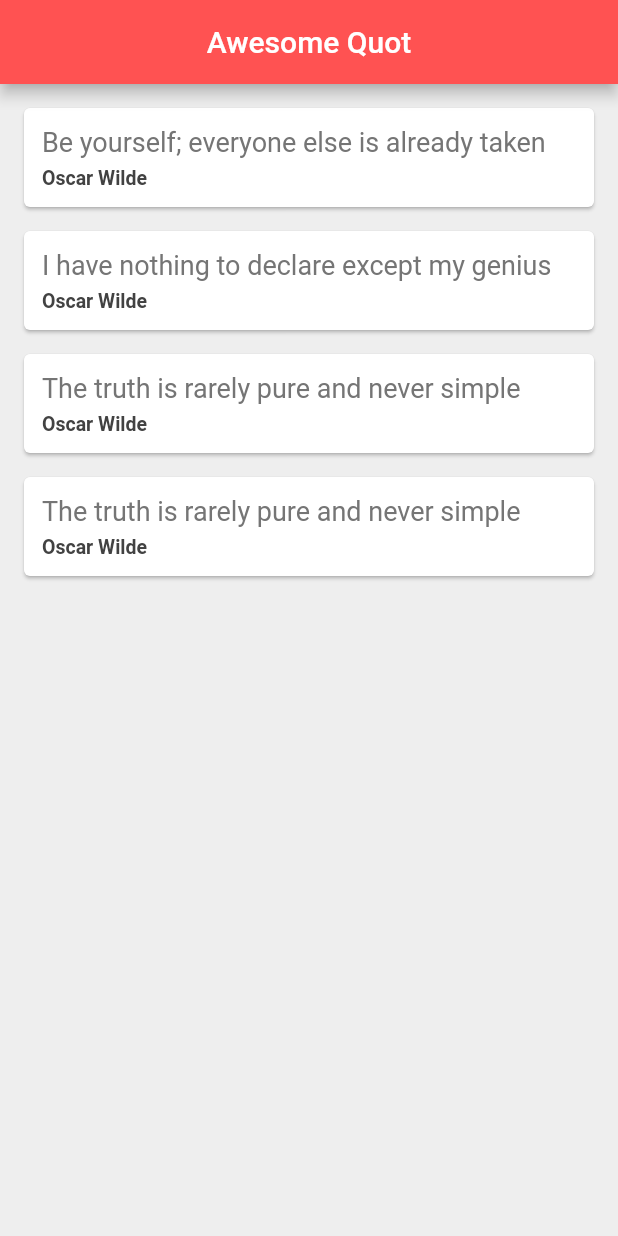
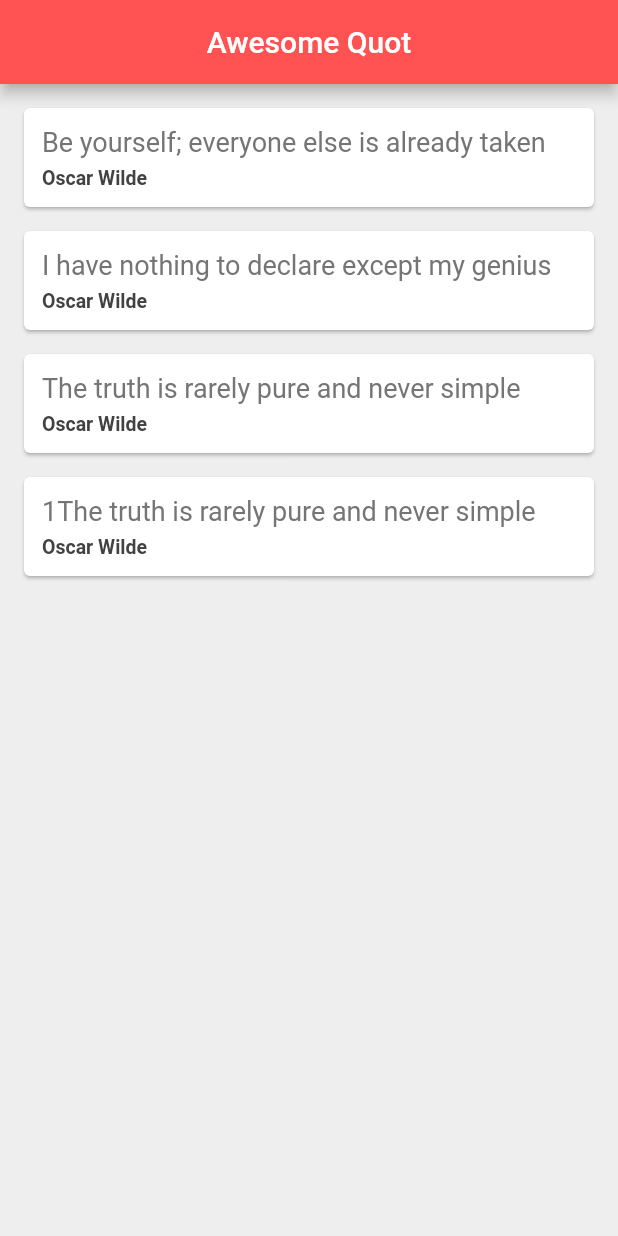
Before and after one commit to Naxalov/quotes, a Flutter app: the screen it shows after launch, on a phone screen of 412 x 824 dp. Run offline on Flutter 3.47's test engine with Material 2 defaults, Android fonts, the phone set to English and light mode, and no system bars.

```diff
--- a/lib/main.dart
+++ b/lib/main.dart
@@ -1,5 +1,6 @@
 import 'package:flutter/material.dart';
 import 'package:quotes_app/quote.dart';
+import 'package:quotes_app/quote_card.dart';
 
 void main() => runApp(MaterialApp(
       home: QuoteList(),
@@ -23,38 +24,11 @@ class _QuoteListState extends State<QuoteList> {
         text: 'The truth is rarely pure and never simple'),
     Quote(
         author: 'Oscar Wilde',
-        text: 'The truth is rarely pure and never simple')
+        text: '1The truth is rarely pure and never simple')
   ];
 
   Widget quoteTemplate(Quote quote) {
-    return Card(
-      margin: EdgeInsets.fromLTRB(16.0, 16.0, 16.0, 0),
-      child: Padding(
-        padding: EdgeInsets.all(12.0),
-        child: Column(
-          crossAxisAlignment: CrossAxisAlignment.stretch,
-          children: <Widget>[
-            Text(
-              quote.text,
-              style: TextStyle(
-                fontSize: 18.0,
-                color: Colors.grey[600],
-              ),
-            ),
-            SizedBox(
-              height: 6.0,
-            ),
-            Text(
-              quote.author,
-              style: TextStyle(
-                  fontSize: 13.0,
-                  color: Colors.grey[800],
-                  fontWeight: FontWeight.bold),
-            )
-          ],
-        ),
-      ),
-    );
+//    return
   }
 
   @override
@@ -67,7 +41,8 @@ class _QuoteListState extends State<QuoteList> {
         backgroundColor: Colors.redAccent,
       ),
       body: Column(
-          children: quotes.map((quote) => quoteTemplate(quote)).toList()),
+        children: quotes.map((quote) => QuoteCard(quote: quote)).toList(),
+      ),
     );
   }
 }
--- /dev/null
+++ b/lib/quote_card.dart
@@ -0,0 +1,40 @@
+import 'package:flutter/material.dart';
+import 'package:quotes_app/quote.dart';
+
+class QuoteCard extends StatelessWidget {
+  final Quote quote;
+
+  QuoteCard({this.quote});
+
+  @override
+  Widget build(BuildContext context) {
+    return Card(
+      margin: EdgeInsets.fromLTRB(16.0, 16.0, 16.0, 0),
+      child: Padding(
+        padding: EdgeInsets.all(12.0),
+        child: Column(
+          crossAxisAlignment: CrossAxisAlignment.stretch,
+          children: <Widget>[
+            Text(
+              quote.text,
+              style: TextStyle(
+                fontSize: 18.0,
+                color: Colors.grey[600],
+              ),
+            ),
+            SizedBox(
+              height: 6.0,
+            ),
+            Text(
+              quote.author,
+              style: TextStyle(
+                  fontSize: 13.0,
+                  color: Colors.grey[800],
+                  fontWeight: FontWeight.bold),
+            )
+          ],
+        ),
+      ),
+    );
+  }
+}
```
